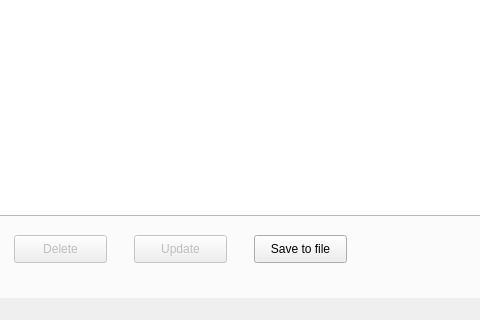
First picture: the form in mainwindow.ui, repository marthagb/VLN1-Skil-3, before the edit; both pictures show x 138 to 618 and y 309 to 629 of the 832 by 629 pixel window.
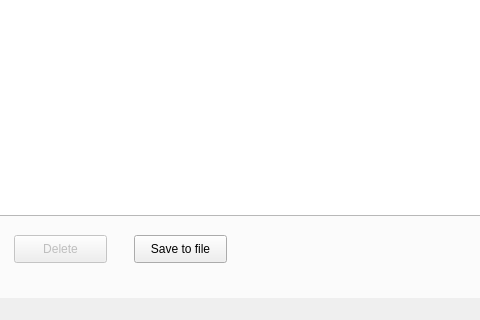
Second picture: the form after the edit. The open tabs and pages were chosen to show the change. Icons and pictures are not drawn.

Commit message: villutékk í add association og hægt að loka add gluggum

The edit to the form file:
```diff
--- a/mainwindow.ui
+++ b/mainwindow.ui
@@ -523,26 +523,10 @@
        <string>Delete</string>
       </property>
      </widget>
-     <widget class="QPushButton" name="updateAssociationButton">
-      <property name="enabled">
-       <bool>false</bool>
-      </property>
-      <property name="geometry">
-       <rect>
-        <x>270</x>
-        <y>470</y>
-        <width>93</width>
-        <height>28</height>
-       </rect>
-      </property>
-      <property name="text">
-       <string>Update</string>
-      </property>
-     </widget>
      <widget class="QPushButton" name="saveAssocToFileButton">
       <property name="geometry">
        <rect>
-        <x>390</x>
+        <x>270</x>
         <y>470</y>
         <width>93</width>
         <height>28</height>
```
Left out of the diff: 3 changed lines with no effect on the pictures. The commit also changes 3 other files.
